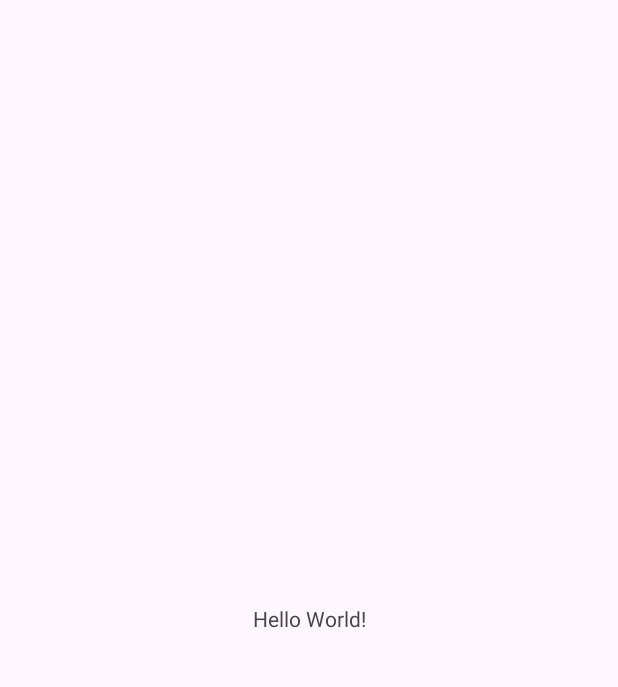
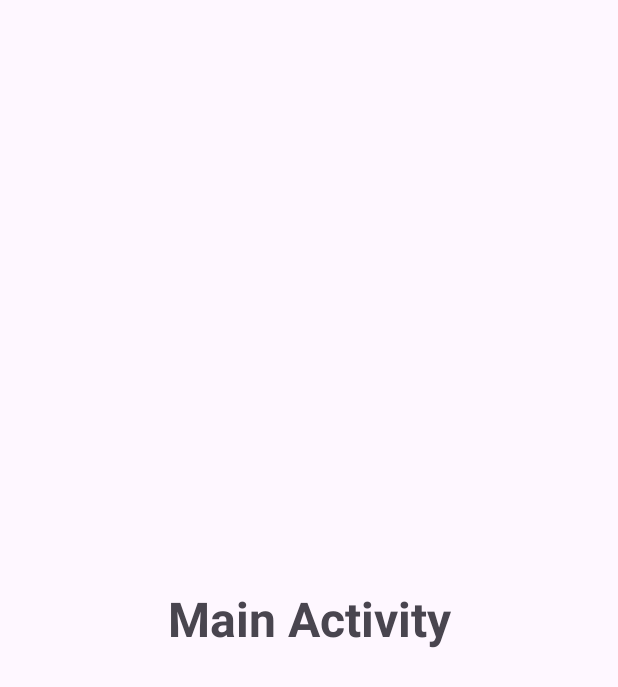
Before and after one commit to Ttoml33/Job-Scheduler-android, an Android app: the screen it shows after launch (MainActivity), on a phone screen of 412 x 824 dp. Before the commit the part shown is almost empty. Shown: the top 687 px of the screen. Run offline under Robolectric (Android 15) with nearby library versions, the phone set to English and light mode, and no system bars.

Commit message:
first commit

```diff
--- a/app/src/main/res/layout/activity_main.xml
+++ b/app/src/main/res/layout/activity_main.xml
@@ -9,7 +9,9 @@
     <TextView
         android:layout_width="wrap_content"
         android:layout_height="wrap_content"
-        android:text="Hello World!"
+        android:text="Main Activity"
+        android:textSize="32sp"
+        android:textStyle="bold"
         app:layout_constraintBottom_toBottomOf="parent"
         app:layout_constraintEnd_toEndOf="parent"
         app:layout_constraintStart_toStartOf="parent"
```
